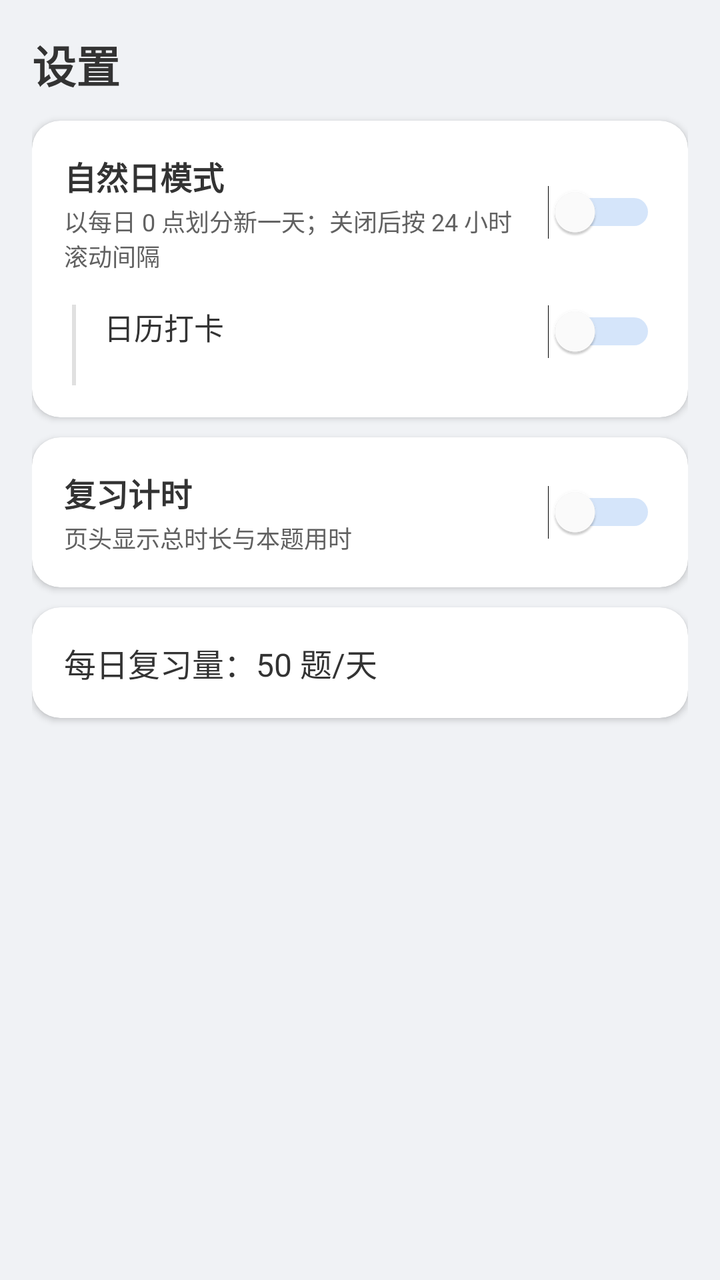
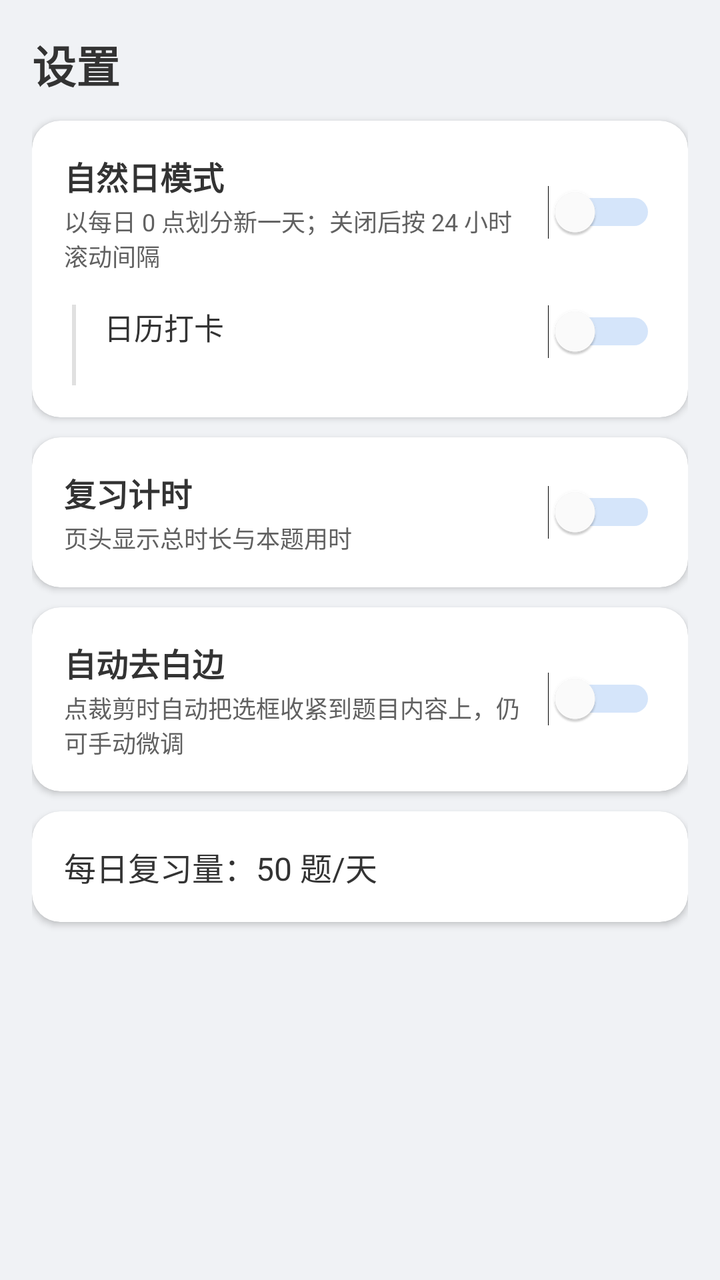

The first picture is an Android layout as it rendered before a commit; the second is the same layout after the commit. The layout source and the unified diff follow.
<!-- AndroidManifest.xml: application theme Theme.Demo -->
<!-- res/layout/activity_settings.xml -->
<?xml version="1.0" encoding="utf-8"?>
<ScrollView xmlns:android="http://schemas.android.com/apk/res/android"
    xmlns:app="http://schemas.android.com/apk/res-auto"
    android:layout_width="match_parent"
    android:layout_height="match_parent"
    android:background="@color/home_bg"
    android:fillViewport="true">

    <LinearLayout
        android:layout_width="match_parent"
        android:layout_height="wrap_content"
        android:orientation="vertical"
        android:padding="@dimen/home_padding"
        android:gravity="top|center_horizontal">

        <TextView
            android:layout_width="match_parent"
            android:layout_height="wrap_content"
            android:text="设置"
            android:textSize="22sp"
            android:textStyle="bold"
            android:textColor="@color/home_text_primary"
            android:layout_marginBottom="12dp" />

        
        <androidx.cardview.widget.CardView
            android:layout_width="match_parent"
            android:layout_height="wrap_content"
            app:cardBackgroundColor="@color/home_card"
            app:cardCornerRadius="@dimen/home_card_corner"
            android:layout_marginBottom="@dimen/home_card_margin">

            <LinearLayout
                android:layout_width="match_parent"
                android:layout_height="wrap_content"
                android:orientation="vertical"
                android:padding="@dimen/home_info_padding">

                
                <LinearLayout
                    android:layout_width="match_parent"
                    android:layout_height="wrap_content"
                    android:orientation="horizontal"
                    android:gravity="center_vertical">

                    <LinearLayout
                        android:layout_width="0dp"
                        android:layout_height="wrap_content"
                        android:layout_weight="1"
                        android:orientation="vertical">

                        <TextView
                            android:layout_width="wrap_content"
                            android:layout_height="wrap_content"
                            android:text="自然日模式"
                            android:textSize="16sp"
                            android:textStyle="bold"
                            android:textColor="@color/home_text_primary" />

                        <TextView
                            android:layout_width="wrap_content"
                            android:layout_height="wrap_content"
                            android:text="以每日 0 点划分新一天；关闭后按 24 小时滚动间隔"
                            android:textSize="12sp"
                            android:textColor="@color/home_text_secondary"
                            android:layout_marginTop="2dp" />
                    </LinearLayout>

                    <Switch
                        android:id="@+id/switch_natural_day"
                        android:layout_width="wrap_content"
                        android:layout_height="wrap_content"
                        android:layout_marginStart="12dp"
                        android:thumbTint="@color/switch_thumb"
                        android:trackTint="@color/switch_track" />
                </LinearLayout>

                
                <LinearLayout
                    android:layout_width="match_parent"
                    android:layout_height="wrap_content"
                    android:orientation="horizontal"
                    android:layout_marginTop="16dp">

                    <View
                        android:id="@+id/view_checkin_guide"
                        android:layout_width="2dp"
                        android:layout_height="match_parent"
                        android:background="@color/home_stroke"
                        android:layout_marginStart="4dp"
                        android:layout_marginEnd="14dp" />

                    <LinearLayout
                        android:layout_width="0dp"
                        android:layout_height="wrap_content"
                        android:layout_weight="1"
                        android:orientation="vertical">

                        <TextView
                            android:id="@+id/tv_checkin_title"
                            android:layout_width="wrap_content"
                            android:layout_height="wrap_content"
                            android:text="日历打卡"
                            android:textSize="15sp"
                            android:textColor="@color/home_text_primary" />

                        <TextView
                            android:id="@+id/tv_checkin_hint"
                            android:layout_width="match_parent"
                            android:layout_height="wrap_content"
                            android:textSize="12sp"
                            android:textColor="@color/home_text_secondary"
                            android:layout_marginTop="2dp" />
                    </LinearLayout>

                    <Switch
                        android:id="@+id/switch_checkin"
                        android:layout_width="wrap_content"
                        android:layout_height="wrap_content"
                        android:layout_marginStart="12dp"
                        android:thumbTint="@color/switch_thumb"
                        android:trackTint="@color/switch_track" />
                </LinearLayout>
            </LinearLayout>
        </androidx.cardview.widget.CardView>

        
        <androidx.cardview.widget.CardView
            android:layout_width="match_parent"
            android:layout_height="wrap_content"
            app:cardBackgroundColor="@color/home_card"
            app:cardCornerRadius="@dimen/home_card_corner"
            android:layout_marginBottom="@dimen/home_card_margin">

            <LinearLayout
                android:layout_width="match_parent"
                android:layout_height="wrap_content"
                android:orientation="vertical"
                android:padding="@dimen/home_info_padding">

                <LinearLayout
                    android:layout_width="match_parent"
                    android:layout_height="wrap_content"
                    android:orientation="horizontal"
                    android:gravity="center_vertical">

                    <LinearLayout
                        android:layout_width="0dp"
                        android:layout_height="wrap_content"
                        android:layout_weight="1"
                        android:orientation="vertical">

                        <TextView
                            android:layout_width="wrap_content"
                            android:layout_height="wrap_content"
                            android:text="复习计时"
                            android:textSize="16sp"
                            android:textStyle="bold"
                            android:textColor="@color/home_text_primary" />

                        <TextView
                            android:layout_width="wrap_content"
                            android:layout_height="wrap_content"
                            android:text="页头显示总时长与本题用时"
                            android:textSize="12sp"
                            android:textColor="@color/home_text_secondary"
                            android:layout_marginTop="2dp" />
                    </LinearLayout>

                    <Switch
                        android:id="@+id/switch_timer"
                        android:layout_width="wrap_content"
                        android:layout_height="wrap_content"
                        android:layout_marginStart="12dp"
                        android:thumbTint="@color/switch_thumb"
                        android:trackTint="@color/switch_track" />
                </LinearLayout>
            </LinearLayout>
        </androidx.cardview.widget.CardView>

        
        <androidx.cardview.widget.CardView
            android:layout_width="match_parent"
            android:layout_height="wrap_content"
            app:cardBackgroundColor="@color/home_card"
            app:cardCornerRadius="@dimen/home_card_corner">

            <TextView
                android:id="@+id/tv_budget_row"
                android:layout_width="match_parent"
                android:layout_height="wrap_content"
                android:text="每日复习量：50 题/天"
                android:textSize="16sp"
                android:textColor="@color/home_text_primary"
                android:foreground="?attr/selectableItemBackground"
                android:clickable="true"
                android:focusable="true"
                android:padding="@dimen/home_info_padding" />
        </androidx.cardview.widget.CardView>

    </LinearLayout>
</ScrollView>
<!-- resources referenced by this layout -->
<resources>
  <color name="home_bg">#F0F2F5</color>
  <color name="home_card">#FFFFFF</color>
  <color name="home_stroke">#E0E0E0</color>
  <color name="home_text_primary">#333333</color>
  <color name="home_text_secondary">#616161</color>
  <color name="switch_thumb">#FFFFFF</color>
  <color name="switch_track">#5d9cec</color>
  <dimen name="home_card_corner">14dp</dimen>
  <dimen name="home_card_margin">10dp</dimen>
  <dimen name="home_info_padding">16dp</dimen>
  <dimen name="home_padding">16dp</dimen>
  <style name="Theme.Demo" parent="Base.Theme.Demo" />
  <style name="Base.Theme.Demo" parent="Theme.Material3.DayNight.NoActionBar">
          
          
      </style>
</resources>

<!-- the commit's change to res/layout/activity_settings.xml (unified diff, before → after) -->
@@ -183,6 +183,54 @@
             android:layout_width="match_parent"
             android:layout_height="wrap_content"
             app:cardBackgroundColor="@color/home_card"
+            app:cardCornerRadius="@dimen/home_card_corner"
+            android:layout_marginBottom="@dimen/home_card_margin">
+
+            <LinearLayout
+                android:layout_width="match_parent"
+                android:layout_height="wrap_content"
+                android:orientation="horizontal"
+                android:gravity="center_vertical"
+                android:padding="@dimen/home_info_padding">
+
+                <LinearLayout
+                    android:layout_width="0dp"
+                    android:layout_height="wrap_content"
+                    android:layout_weight="1"
+                    android:orientation="vertical">
+
+                    <TextView
+                        android:layout_width="wrap_content"
+                        android:layout_height="wrap_content"
+                        android:text="自动去白边"
+                        android:textSize="16sp"
+                        android:textStyle="bold"
+                        android:textColor="@color/home_text_primary" />
+
+                    <TextView
+                        android:layout_width="wrap_content"
+                        android:layout_height="wrap_content"
+                        android:text="点裁剪时自动把选框收紧到题目内容上，仍可手动微调"
+                        android:textSize="12sp"
+                        android:textColor="@color/home_text_secondary"
+                        android:layout_marginTop="2dp" />
+                </LinearLayout>
+
+                <Switch
+                    android:id="@+id/switch_auto_trim"
+                    android:layout_width="wrap_content"
+                    android:layout_height="wrap_content"
+                    android:layout_marginStart="12dp"
+                    android:thumbTint="@color/switch_thumb"
+                    android:trackTint="@color/switch_track" />
+            </LinearLayout>
+        </androidx.cardview.widget.CardView>
+
+        
+        <androidx.cardview.widget.CardView
+            android:layout_width="match_parent"
+            android:layout_height="wrap_content"
+            app:cardBackgroundColor="@color/home_card"
             app:cardCornerRadius="@dimen/home_card_corner">
 
             <TextView
